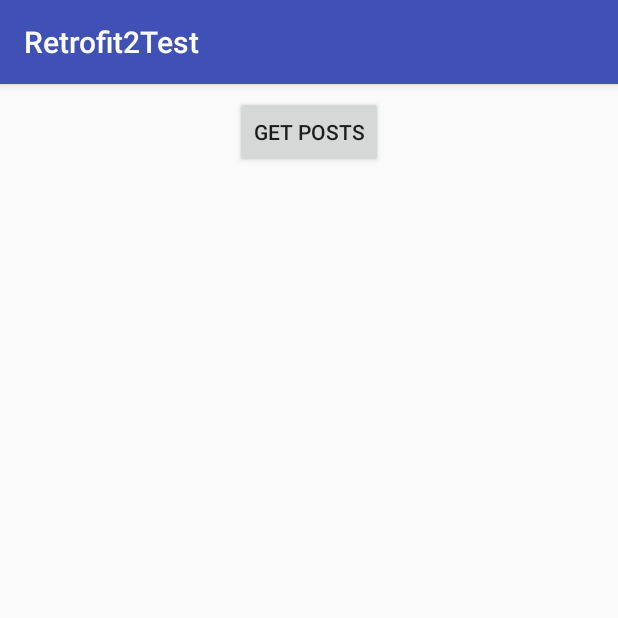
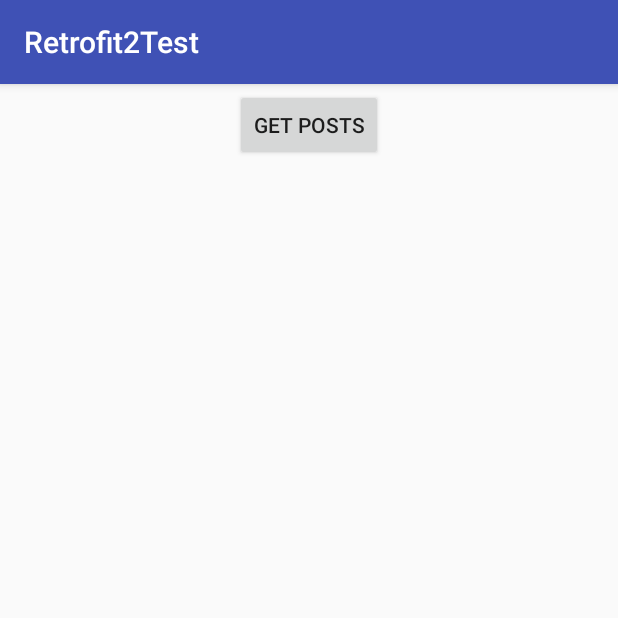
Before and after one commit to vps2/UmoriliClient, an Android app: the screen it shows after launch (MainActivity), on a phone screen of 412 x 824 dp, the top half of it. Run offline under Robolectric (Android 15) with nearby library versions, the phone set to English and light mode, and no system bars.

Commit message:
Перешёл на использование фрагмента в активити.

```diff
--- a/app/build.gradle
+++ b/app/build.gradle
@@ -26,6 +26,7 @@ dependencies {
     implementation fileTree(include: ['*.jar'], dir: 'libs')
     implementation 'com.android.support:appcompat-v7:25.4.0'
     implementation 'com.android.support.constraint:constraint-layout:1.0.2'
+//    implementation 'com.android.support:support-v4:25.4.0'
     testImplementation 'junit:junit:4.12'
     androidTestImplementation 'com.android.support.test:runner:1.0.1'
     androidTestImplementation 'com.android.support.test.espresso:espresso-core:3.0.1'
--- a/app/src/main/AndroidManifest.xml
+++ b/app/src/main/AndroidManifest.xml
@@ -12,7 +12,7 @@
         android:roundIcon="@mipmap/ic_launcher_round"
         android:supportsRtl="true"
         android:theme="@style/AppTheme">
-        <activity android:name=".MainActivity">
+        <activity android:name=".activity.MainActivity">
             <intent-filter>
                 <action android:name="android.intent.action.MAIN" />
 
--- a/app/src/main/java/ru/vps/retrofit2test/App.java
+++ b/app/src/main/java/ru/vps/retrofit2test/App.java
@@ -8,7 +8,6 @@ import com.google.gson.GsonBuilder;
 import retrofit2.Retrofit;
 import retrofit2.converter.gson.GsonConverterFactory;
 import ru.vps.retrofit2test.api.UmoriliApi;
-
 
 public class App extends Application {
     private static UmoriliApi umoriliApi;
--- a/app/src/main/java/ru/vps/retrofit2test/MainActivity.java
+++ /dev/null
@@ -1,100 +0,0 @@
-package ru.vps.retrofit2test;
-
-import android.content.Intent;
-import android.net.Uri;
-import android.os.Bundle;
-import android.support.design.widget.Snackbar;
-import android.support.v7.app.AppCompatActivity;
-import android.support.v7.widget.LinearLayoutManager;
-import android.support.v7.widget.RecyclerView;
-import android.view.View;
-import android.widget.Button;
-
-import java.io.Serializable;
-import java.util.ArrayList;
-import java.util.List;
-
-import retrofit2.Call;
-import retrofit2.Callback;
-import retrofit2.Response;
-import ru.vps.retrofit2test.model.Post;
-
-public class MainActivity extends AppCompatActivity implements ClickablePostRecyclerAdapter.OnItemClickListener {
-    private static final String EXTRA_POSTS = "ru.vps.retrofit2test.extra.posts";
-    private static final int MESSAGE_SHOW_TIME = 10000;
-    //
-    private List<Post> posts = new ArrayList<>();
-    //
-    private RecyclerView postsView;
-
-    @Override
-    public void onItemClick(View view, int position) {
-        Post post = posts.get(position);
-        String postUrl = App.getUmoriliUrl() + post.getLink();
-        Intent intent = new Intent(Intent.ACTION_VIEW, Uri.parse(postUrl));
-        startActivity(intent);
-    }
-
-    @Override
-    protected void onCreate(Bundle savedInstanceState) {
-        super.onCreate(savedInstanceState);
-        setContentView(R.layout.activity_main);
-
-        postsView = (RecyclerView) findViewById(R.id.posts);
-        postsView.setHasFixedSize(true);
-        postsView.setLayoutManager(new LinearLayoutManager(this));
-        postsView.setAdapter(new ClickablePostRecyclerAdapter(posts, this));
-
-        final Button btnGetPosts = (Button) findViewById(R.id.btnGetPosts);
-        btnGetPosts.setOnClickListener(new View.OnClickListener() {
-            private static final int NUMBER_OF__POSTS = 15;
-
-            @Override
-            public void onClick(final View v) {
-                App.getUmoriliApi().getRandomPosts(NUMBER_OF__POSTS).enqueue(new Callback<List<Post>>() {
-                    @Override
-                    public void onResponse(Call<List<Post>> call, Response<List<Post>> response) {
-                        if (!response.isSuccessful()) {
-                            return;
-                        }
-
-                        List<Post> body = response.body();
-                        if (body != null) {
-                            posts.clear();
-                            posts.addAll(body);
-
-                            postsView.setAdapter(new ClickablePostRecyclerAdapter(posts, MainActivity.this));
-                        }
-                    }
-
-                    @Override
-                    public void onFailure(Call<List<Post>> call, Throwable t) {
-                        final Snackbar snackbar = Snackbar.make(v, t.getLocalizedMessage(), MESSAGE_SHOW_TIME);
-                        snackbar.setAction(R.string.ok, new View.OnClickListener() {
-                            @Override
-                            public void onClick(View v) {
-                                snackbar.dismiss();
-                            }
-                        });
-                        snackbar.show();
-                    }
-                });
-            }
-        });
-    }
-
-    @Override
-    protected void onSaveInstanceState(Bundle outState) {
-        super.onSaveInstanceState(outState);
-
-        outState.putSerializable(EXTRA_POSTS, (Serializable) posts);
-    }
-
-    @Override
-    protected void onRestoreInstanceState(Bundle savedInstanceState) {
-        super.onRestoreInstanceState(savedInstanceState);
-
-        posts = (List<Post>) savedInstanceState.getSerializable(EXTRA_POSTS);
-        postsView.setAdapter(new ClickablePostRecyclerAdapter(posts, this));
-    }
-}
--- /dev/null
+++ b/app/src/main/java/ru/vps/retrofit2test/activity/MainActivity.java
@@ -0,0 +1,26 @@
+package ru.vps.retrofit2test.activity;
+
+import android.os.Bundle;
+import android.support.v7.app.AppCompatActivity;
+
+import ru.vps.retrofit2test.R;
+import ru.vps.retrofit2test.fragment.MainFragment;
+
+public class MainActivity extends AppCompatActivity {
+
+    @Override
+    protected void onCreate(Bundle savedInstanceState) {
+        super.onCreate(savedInstanceState);
+        setContentView(R.layout.activity_main);
+
+        if (findViewById(R.id.fragment_container) != null) {
+            if (savedInstanceState != null) {
+                return;
+            }
+
+            getSupportFragmentManager().beginTransaction()
+                    .add(R.id.fragment_container, new MainFragment())
+                    .commit();
+        }
+    }
+}
--- /dev/null
+++ b/app/src/main/java/ru/vps/retrofit2test/fragment/MainFragment.java
@@ -0,0 +1,134 @@
+package ru.vps.retrofit2test.fragment;
+
+import android.content.Intent;
+import android.net.Uri;
+import android.os.Bundle;
+import android.support.annotation.NonNull;
+import android.support.annotation.Nullable;
+import android.support.design.widget.Snackbar;
+import android.support.v4.app.Fragment;
+import android.support.v7.widget.LinearLayoutManager;
+import android.support.v7.widget.RecyclerView;
+import android.view.LayoutInflater;
+import android.view.View;
+import android.view.ViewGroup;
+import android.widget.Button;
+import android.widget.ProgressBar;
+
+import java.io.Serializable;
+import java.util.ArrayList;
+import java.util.List;
+
+import retrofit2.Call;
+import retrofit2.Callback;
+import retrofit2.Response;
+import ru.vps.retrofit2test.App;
+import ru.vps.retrofit2test.ClickablePostRecyclerAdapter;
+import ru.vps.retrofit2test.R;
+import ru.vps.retrofit2test.model.Post;
+
+public class MainFragment extends Fragment implements ClickablePostRecyclerAdapter.OnItemClickListener {
+    private static final String EXTRA_POSTS = "ru.vps.retrofit2test.extra.posts";
+    private static final int MESSAGE_SHOW_TIME = 10000;
+    //
+    private List<Post> posts = new ArrayList<>();
+    //
+    private RecyclerView postsView;
+    //
+    private Call<List<Post>> getPostsCall;
+
+    @Override
+    public View onCreateView(LayoutInflater inflater, ViewGroup container,
+                             Bundle savedInstanceState) {
+        View rootView = inflater.inflate(R.layout.fragment_main, container, false);
+
+        postsView = (RecyclerView) rootView.findViewById(R.id.posts);
+        postsView.setHasFixedSize(true);
+        postsView.setLayoutManager(new LinearLayoutManager(getContext()));
+        postsView.setAdapter(new ClickablePostRecyclerAdapter(posts, this));
+
+        final ProgressBar loadingProgress = (ProgressBar) rootView.findViewById(R.id.loadingProgress);
+
+        final Button getPosts = (Button) rootView.findViewById(R.id.getPosts);
+        getPosts.setOnClickListener(new View.OnClickListener() {
+            private static final int NUMBER_OF__POSTS = 15;
+
+            @Override
+            public void onClick(final View v) {
+                getPosts.setVisibility(View.GONE);
+                loadingProgress.setVisibility(View.VISIBLE);
+
+                getPostsCall = App.getUmoriliApi().getRandomPosts(NUMBER_OF__POSTS);
+                getPostsCall.enqueue(new Callback<List<Post>>() {
+                    @Override
+                    public void onResponse(@NonNull Call<List<Post>> call, @NonNull Response<List<Post>> response) {
+                        getPosts.setVisibility(View.VISIBLE);
+                        loadingProgress.setVisibility(View.GONE);
+
+                        if (!response.isSuccessful()) {
+                            return;
+                        }
+
+                        List<Post> body = response.body();
+
+                        if (body != null) {
+                            posts.clear();
+                            posts.addAll(body);
+
+                            postsView.setAdapter(new ClickablePostRecyclerAdapter(posts, MainFragment.this));
+                        }
+                    }
+
+                    @Override
+                    public void onFailure(@NonNull Call<List<Post>> call, @NonNull Throwable t) {
+                        getPosts.setVisibility(View.VISIBLE);
+                        loadingProgress.setVisibility(View.GONE);
+
+                        final Snackbar snackbar = Snackbar.make(v, t.getLocalizedMessage(), MESSAGE_SHOW_TIME);
+                        snackbar.setAction(R.string.ok, v1 -> snackbar.dismiss());
+                        snackbar.show();
+                    }
+                });
+            }
+        });
+
+        return rootView;
+    }
+
+    @Override
+    public void onSaveInstanceState(Bundle outState) {
+        super.onSaveInstanceState(outState);
+
+        outState.putSerializable(EXTRA_POSTS, (Serializable) posts);
+    }
+
+    @Override
+    public void onViewStateRestored(@Nullable Bundle savedInstanceState) {
+        super.onViewStateRestored(savedInstanceState);
+
+        if (savedInstanceState != null) {
+            @SuppressWarnings("unchecked")
+            List<Post> temp = (List<Post>) savedInstanceState.getSerializable(EXTRA_POSTS);
+            posts = temp;
+            postsView.setAdapter(new ClickablePostRecyclerAdapter(posts, this));
+        }
+    }
+
+    @Override
+    public void onItemClick(View view, int position) {
+        Post post = posts.get(position);
+        String postUrl = App.getUmoriliUrl() + post.getLink();
+        Intent intent = new Intent(Intent.ACTION_VIEW, Uri.parse(postUrl));
+        startActivity(intent);
+    }
+
+    @Override
+    public void onPause() {
+        super.onPause();
+
+        if(getPostsCall.isExecuted())
+        {
+            getPostsCall.cancel();
+        }
+    }
+}
--- a/app/src/main/res/layout/activity_main.xml
+++ b/app/src/main/res/layout/activity_main.xml
@@ -4,20 +4,11 @@
     android:layout_width="match_parent"
     android:layout_height="match_parent"
     android:orientation="vertical"
-    tools:context="ru.vps.retrofit2test.MainActivity">
+    tools:context="ru.vps.retrofit2test.activity.MainActivity">
 
-    <Button
-        android:id="@+id/btnGetPosts"
-        android:layout_width="wrap_content"
-        android:layout_height="wrap_content"
-        android:layout_gravity="center_horizontal"
-        android:layout_marginTop="8dp"
-        android:text="@string/get_posts" />
-
-    <android.support.v7.widget.RecyclerView
-        android:id="@+id/posts"
+    <FrameLayout
+        android:id="@+id/fragment_container"
         android:layout_width="match_parent"
-        android:layout_height="match_parent"
-        android:layout_margin="8dp" />
+        android:layout_height="match_parent" />
 
 </LinearLayout>
--- /dev/null
+++ b/app/src/main/res/layout/fragment_main.xml
@@ -0,0 +1,35 @@
+<LinearLayout xmlns:android="http://schemas.android.com/apk/res/android"
+    xmlns:tools="http://schemas.android.com/tools"
+    android:layout_width="match_parent"
+    android:layout_height="match_parent"
+    android:orientation="vertical"
+    tools:context="ru.vps.retrofit2test.fragment.MainFragment">
+
+    <FrameLayout
+        android:layout_width="wrap_content"
+        android:layout_height="wrap_content"
+        android:layout_gravity="center_horizontal">
+
+        <Button
+            android:id="@+id/getPosts"
+            android:layout_width="wrap_content"
+            android:layout_height="wrap_content"
+            android:layout_gravity="center_horizontal"
+            android:layout_marginTop="3dp"
+            android:text="@string/get_posts" />
+
+        <ProgressBar
+            android:id="@+id/loadingProgress"
+            android:layout_width="wrap_content"
+            android:layout_height="wrap_content"
+            android:visibility="gone"/>
+
+    </FrameLayout>
+
+    <android.support.v7.widget.RecyclerView
+        android:id="@+id/posts"
+        android:layout_width="match_parent"
+        android:layout_height="match_parent"
+        android:layout_margin="3dp" />
+
+</LinearLayout>
```
